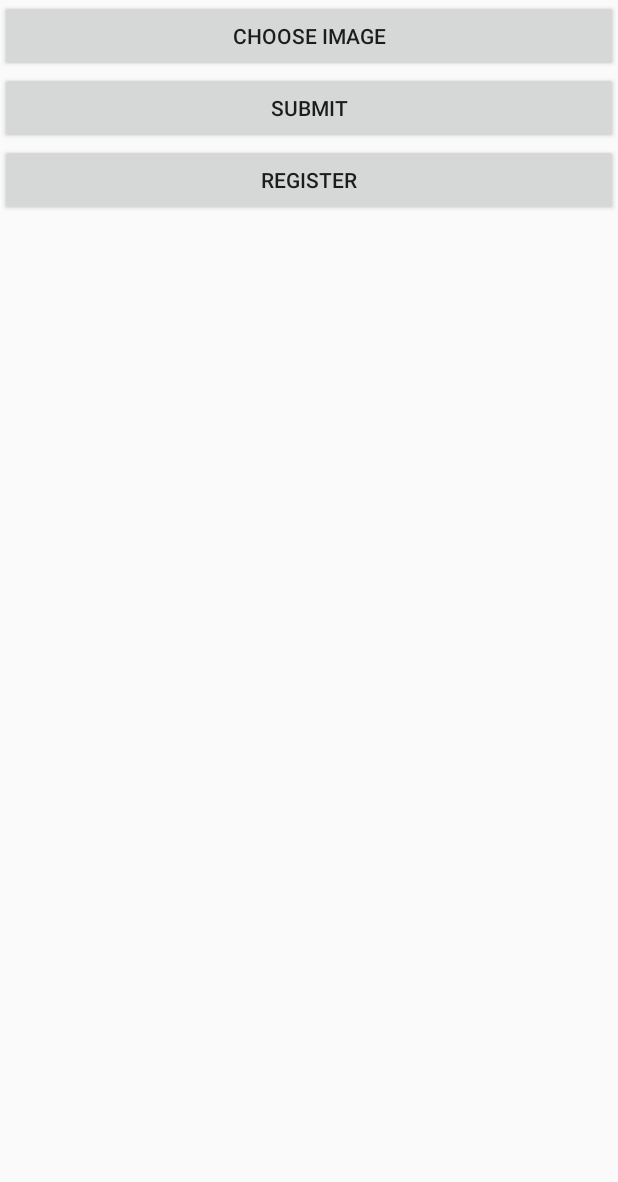
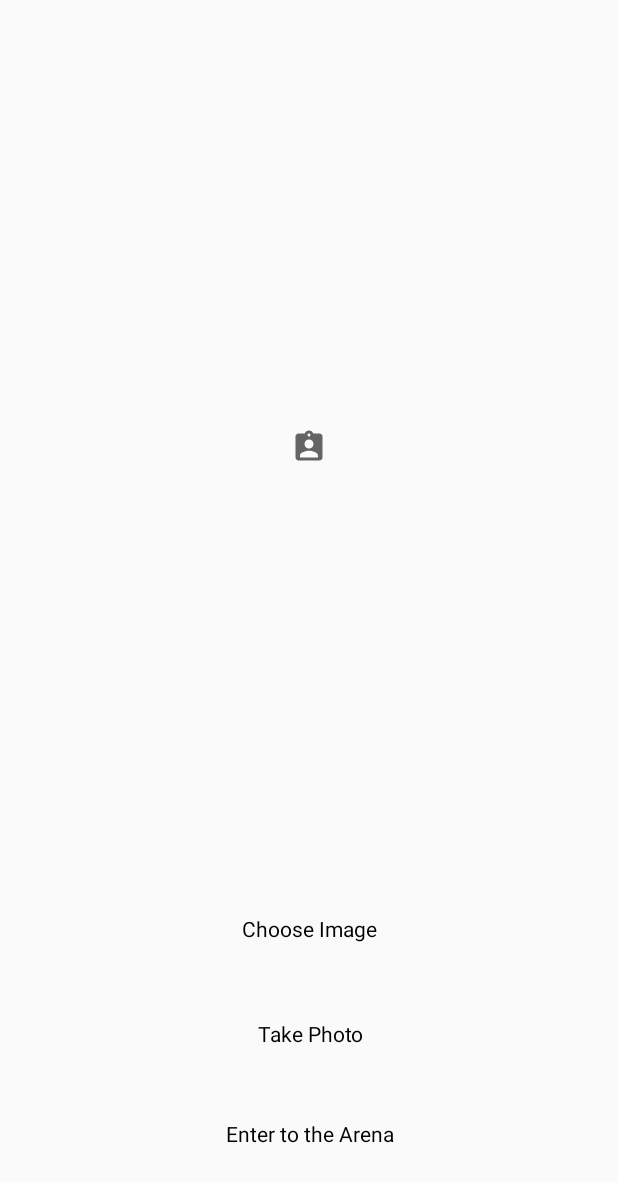
Before and after one commit to yarin13/TheArena-Frontend, an Android app: the fragment ImageUploadFragment shown on its own in the app's theme, on a phone screen of 412 x 824 dp. Shown: the top 1182 px of the screen. Run offline under Robolectric (Android 15) with nearby library versions, the phone set to English and light mode, and no system bars; our stand-ins replace Volley; pictures from the network do not load; Roboto replaces fonts that are not available here.

Commit message:
11.10 -     * Fix the Permissions bug     * Rearrange the ImageUploadFragment

```diff
--- a/app/src/main/AndroidManifest.xml
+++ b/app/src/main/AndroidManifest.xml
@@ -6,10 +6,7 @@
     <uses-permission android:name="android.permission.ACCESS_FINE_LOCATION" />
     <uses-permission android:name="android.permission.ACCESS_BACKGROUND_LOCATION" />
     <uses-permission android:name="android.permission.INTERNET"/>
-
-<!--    //For Uploading Images!-->
     <uses-permission android:name="android.permission.READ_EXTERNAL_STORAGE"/>
-    <uses-permission android:name="android.permission.WRITE_EXTERNAL_STORAGE"/>
 
 
     <application
--- a/app/src/main/java/com/example/thearena/Fragments/ImageUploadFragment.java
+++ b/app/src/main/java/com/example/thearena/Fragments/ImageUploadFragment.java
@@ -1,6 +1,7 @@
 package com.example.thearena.Fragments;
 
 import android.Manifest;
+import android.annotation.SuppressLint;
 import android.app.Activity;
 import android.app.DownloadManager;
 import android.content.ClipData;
@@ -11,12 +12,14 @@ import android.content.pm.PackageManager;
 import android.database.Cursor;
 import android.graphics.Bitmap;
 import android.graphics.BitmapFactory;
+import android.graphics.drawable.Drawable;
 import android.net.Uri;
 import android.os.Build;
 import android.os.Bundle;
 
 import androidx.annotation.NonNull;
 import androidx.annotation.Nullable;
+import androidx.annotation.RequiresApi;
 import androidx.appcompat.app.AppCompatActivity;
 import androidx.core.app.ActivityCompat;
 import androidx.core.content.ContextCompat;
@@ -33,6 +36,7 @@ import android.view.View;
 import android.view.ViewGroup;
 import android.widget.Button;
 import android.widget.ImageView;
+import android.widget.TextView;
 import android.widget.Toast;
 
 import com.android.volley.AuthFailureError;
@@ -46,12 +50,14 @@ import com.example.thearena.Interfaces.UploadApis;
 import com.example.thearena.R;
 import com.example.thearena.Utils.Constants;
 import com.example.thearena.Utils.Preferences;
+import com.google.android.material.snackbar.Snackbar;
 
 import java.io.ByteArrayOutputStream;
 import java.io.File;
 import java.io.IOException;
 import java.util.HashMap;
 import java.util.Map;
+import java.util.Objects;
 
 import okhttp3.MediaType;
 import okhttp3.MultipartBody;
@@ -72,12 +78,13 @@ public class ImageUploadFragment extends Fragment implements View.OnClickListene
 
     private Button chooseBtn;
     private Button submitBtn;
-    private Button skipBtn;
     private ImageView imageView;
+    private TextView subTitle;
+    private int originImageView;
     private final int GALLERY_REQUEST_CODE = 123;
     private Uri imageData = null;
     private File file = null;
-    private Boolean storagePermissionGranted;
+    private Boolean storagePermissionGranted = false;
 
     // TODO: Rename parameter arguments, choose names that match
     // the fragment initialization parameters, e.g. ARG_ITEM_NUMBER
@@ -125,17 +132,15 @@ public class ImageUploadFragment extends Fragment implements View.OnClickListene
                              Bundle savedInstanceState) {
         // Inflate the layout for this fragment
         View v = inflater.inflate(R.layout.fragment_image_upload, container, false);
-
+        subTitle = v.findViewById(R.id.imageUploadSubTitleTextView);
         chooseBtn = v.findViewById(R.id.imageUploadSelectImageButton);
-        submitBtn = v.findViewById(R.id.imageUploadSubmitButton);
-        skipBtn = v.findViewById(R.id.imageUploadRegister);
+        submitBtn = v.findViewById(R.id.imageUploadEnterArena);
         imageView = v.findViewById(R.id.imageUploadImageView);
-
+        imageView.setTag(R.drawable.ic_user_profile_24);
+        originImageView = (Integer)imageView.getTag();
         chooseBtn.setOnClickListener(this);
         submitBtn.setOnClickListener(this);
-        skipBtn.setOnClickListener(this);
 
-        checkStoragePermissions(getActivity());
         return v;
     }
 
@@ -145,11 +150,10 @@ public class ImageUploadFragment extends Fragment implements View.OnClickListene
         {
             case R.id.imageUploadSelectImageButton:
                 selectImageFromGallery();
+                checkImage();
                 break;
-            case R.id.imageUploadSubmitButton:
-                sendImageToServer(imageData);
-                break;
-            case R.id.imageUploadRegister:
+            case R.id.imageUploadEnterArena:
+                sendImageToServer();
                 //moveToMap
                 MainActivity mainActivity = (MainActivity) getActivity();
                 mainActivity.moveToMap();
@@ -157,9 +161,15 @@ public class ImageUploadFragment extends Fragment implements View.OnClickListene
         }
     }
 
-    private void sendImageToServer(Uri imageData) {
+    private void checkImage() {
+        if ((Integer) imageView.getTag() != originImageView){
+            subTitle.setText("You look stunning, dear\n" +
+                    "So don't ask that question here");
+        }
+    }
+
+    private void sendImageToServer() {
         if(file != null){
-            Log.d("Testingg","before");
             Retrofit retrofit = NetworkClient.getRetrofit();
             UploadApis uploadApis = retrofit.create(UploadApis.class);
             RequestBody requestFile = RequestBody.create(MediaType.parse("multipart/form-data"), file);
@@ -178,8 +188,8 @@ public class ImageUploadFragment extends Fragment implements View.OnClickListene
             });
         }
         else
-            Toast.makeText(getContext(),"Please select an image",Toast.LENGTH_LONG).show();
-        file = null;
+            Snackbar.make(Objects.requireNonNull(getView()),"Make sure to upload a picture later",Snackbar.LENGTH_LONG).show();
+
     }
 
     private void selectImageFromGallery(){
@@ -191,7 +201,7 @@ public class ImageUploadFragment extends Fragment implements View.OnClickListene
             startActivityForResult(Intent.createChooser(intent,"Pick an image"),GALLERY_REQUEST_CODE);
         }
         else{
-            requestPermission(getActivity());
+            checkStoragePermissions();
         }
 
     }
@@ -205,15 +215,12 @@ public class ImageUploadFragment extends Fragment implements View.OnClickListene
             imageData = data.getData();              // here we store the selected data
             imageView.setImageURI(imageData);
             imageView.setVisibility(View.VISIBLE);
-
+            imageView.setTag(0);
             Uri selectedFileURI = data.getData();
             String fullPath = getPath(getContext(), selectedFileURI);
             file = new File(fullPath);
         }
     }
-
-
-
 
     @Nullable
     public static String getPath(Context context, Uri uri) {
@@ -318,29 +325,26 @@ public class ImageUploadFragment extends Fragment implements View.OnClickListene
         return "com.google.android.apps.photos.content".equals(uri.getAuthority());
     }
 
-    public  void checkStoragePermissions(Activity activity) {
-        if(!(ContextCompat.checkSelfPermission(getContext(), Constants.READ_STORAGE) == PackageManager.PERMISSION_GRANTED &&
-                ContextCompat.checkSelfPermission(getContext(), Constants.WRITE_STORAGE) == PackageManager.PERMISSION_GRANTED))
-        {
+    public void checkStoragePermissions() {
+        if(ContextCompat.checkSelfPermission(getContext(), Constants.READ_STORAGE) == PackageManager.PERMISSION_GRANTED) {
+            storagePermissionGranted = true;
+        }
+        else{
             storagePermissionGranted = false;
-            // We don't have permission so prompt the user
-            requestPermission(activity);
+            requestPermission(getActivity());
         }
-        else
-            storagePermissionGranted = true;
     }
 
     public void requestPermission(Activity activity){
         String[] PERMISSIONS_STORAGE = {
-                Manifest.permission.READ_EXTERNAL_STORAGE,
-                Manifest.permission.WRITE_EXTERNAL_STORAGE
+                Manifest.permission.READ_EXTERNAL_STORAGE
         };
+        activity.requestPermissions(PERMISSIONS_STORAGE,Constants.REQUEST_EXTERNAL_STORAGE);
 
-        ActivityCompat.requestPermissions(
-                activity,
-                PERMISSIONS_STORAGE,
-                Constants.REQUEST_EXTERNAL_STORAGE
-        );
+        if (ContextCompat.checkSelfPermission(getContext(), Constants.READ_STORAGE) == PackageManager.PERMISSION_GRANTED){
+            storagePermissionGranted = true;
+        }
+
     }
 
     @Override
--- /dev/null
+++ b/app/src/main/res/drawable/ic_user_profile_24.xml
@@ -0,0 +1,10 @@
+<vector xmlns:android="http://schemas.android.com/apk/res/android"
+    android:width="24dp"
+    android:height="24dp"
+    android:viewportWidth="24"
+    android:viewportHeight="24"
+    android:tint="?attr/colorControlNormal">
+  <path
+      android:fillColor="@android:color/white"
+      android:pathData="M19,3h-4.18C14.4,1.84 13.3,1 12,1c-1.3,0 -2.4,0.84 -2.82,2L5,3c-1.1,0 -2,0.9 -2,2v14c0,1.1 0.9,2 2,2h14c1.1,0 2,-0.9 2,-2L21,5c0,-1.1 -0.9,-2 -2,-2zM12,3c0.55,0 1,0.45 1,1s-0.45,1 -1,1 -1,-0.45 -1,-1 0.45,-1 1,-1zM12,7c1.66,0 3,1.34 3,3s-1.34,3 -3,3 -3,-1.34 -3,-3 1.34,-3 3,-3zM18,19L6,19v-1.4c0,-2 4,-3.1 6,-3.1s6,1.1 6,3.1L18,19z"/>
+</vector>
--- a/app/src/main/res/layout/fragment_image_upload.xml
+++ b/app/src/main/res/layout/fragment_image_upload.xml
@@ -1,38 +1,71 @@
 <?xml version="1.0" encoding="utf-8"?>
-<RelativeLayout xmlns:android="http://schemas.android.com/apk/res/android"
+<androidx.constraintlayout.widget.ConstraintLayout xmlns:app="http://schemas.android.com/apk/res-auto"
     xmlns:tools="http://schemas.android.com/tools"
+    xmlns:android="http://schemas.android.com/apk/res/android"
     android:layout_width="match_parent"
     android:layout_height="match_parent"
     tools:context=".Fragments.ImageUploadFragment">
 
-   <ImageView
-       android:layout_width="100dp"
-       android:layout_height="100dp"
-       android:layout_centerHorizontal="true"
-       android:id="@+id/imageUploadImageView"
-       android:visibility="gone"/>
+    <TextView
+        android:id="@+id/imageUploadSubTitleTextView"
+        android:layout_width="wrap_content"
+        android:layout_height="wrap_content"
+        app:layout_constraintBottom_toTopOf="@+id/imageUploadImageView"
+        app:layout_constraintEnd_toEndOf="parent"
+        app:layout_constraintStart_toStartOf="parent"
+        app:layout_constraintTop_toTopOf="parent" />
 
-    <Button
-        android:layout_width="match_parent"
+    <ImageView
+        android:id="@+id/imageUploadImageView"
+        android:layout_width="wrap_content"
         android:layout_height="wrap_content"
-        android:text="Choose Image"
-        android:layout_below="@+id/imageUploadImageView"
-        android:id="@+id/imageUploadSelectImageButton"/>
+        android:layout_centerHorizontal="true"
+        android:src="@drawable/ic_user_profile_24"
+        app:layout_constraintBottom_toTopOf="@+id/imageUploadSelectImageButton"
+        app:layout_constraintEnd_toEndOf="parent"
+        app:layout_constraintStart_toStartOf="parent"
+        app:layout_constraintTop_toTopOf="parent"
+        android:contentDescription="@string/user_profile_picture" />
 
 
     <Button
-    android:layout_width="match_parent"
-    android:layout_height="wrap_content"
-    android:text="Submit"
-    android:layout_below="@+id/imageUploadSelectImageButton"
-    android:id="@+id/imageUploadSubmitButton"/>
+        android:id="@+id/imageUploadSelectImageButton"
+        style="@android:style/Widget.Button"
+        android:layout_width="167dp"
+        android:layout_height="46dp"
+        android:layout_below="@+id/imageUploadImageView"
+        android:layout_marginBottom="24dp"
+        android:background="@null"
+        android:text="@string/choose_image"
+        app:layout_constraintBottom_toTopOf="@+id/OpenCameraButton"
+        app:layout_constraintEnd_toEndOf="parent"
+        app:layout_constraintStart_toStartOf="parent" />
 
     <Button
-        android:layout_width="match_parent"
+        android:id="@+id/OpenCameraButton"
+        style="@android:style/Widget.Button"
+        android:layout_width="167dp"
+        android:layout_height="46dp"
+        android:layout_below="@+id/imageUploadImageView"
+        android:layout_marginBottom="20dp"
+        android:background="@null"
+        android:text="@string/take_photo"
+        app:layout_constraintBottom_toTopOf="@+id/imageUploadEnterArena"
+        app:layout_constraintEnd_toEndOf="parent"
+        app:layout_constraintHorizontal_bias="0.504"
+        app:layout_constraintStart_toStartOf="parent" />
+
+    <Button
+        android:id="@+id/imageUploadEnterArena"
+        style="@android:style/Widget.Button"
+        android:layout_width="166dp"
         android:layout_height="wrap_content"
-        android:text="Register"
-        android:layout_below="@+id/imageUploadSubmitButton"
-        android:id="@+id/imageUploadRegister"/>
+        android:layout_marginBottom="44dp"
+        android:background="@null"
+        android:text="@string/enter_to_the_arena"
+        app:layout_constraintBottom_toBottomOf="parent"
+        app:layout_constraintEnd_toEndOf="parent"
+        app:layout_constraintStart_toStartOf="parent" />
 
 
-</RelativeLayout>
+</androidx.constraintlayout.widget.ConstraintLayout>
--- a/app/src/main/res/values/strings.xml
+++ b/app/src/main/res/values/strings.xml
@@ -23,4 +23,8 @@
     <string name="reset">Reset</string>
     <string name="enter_your_email">Enter your email</string>
     <string name="menu">menu</string>
+    <string name="take_photo">Take Photo</string>
+    <string name="enter_to_the_arena">Enter to the Arena</string>
+    <string name="choose_image">Choose Image</string>
+    <string name="user_profile_picture">User profile picture</string>
 </resources>
```
Also changed, not shown: 1 other file.
